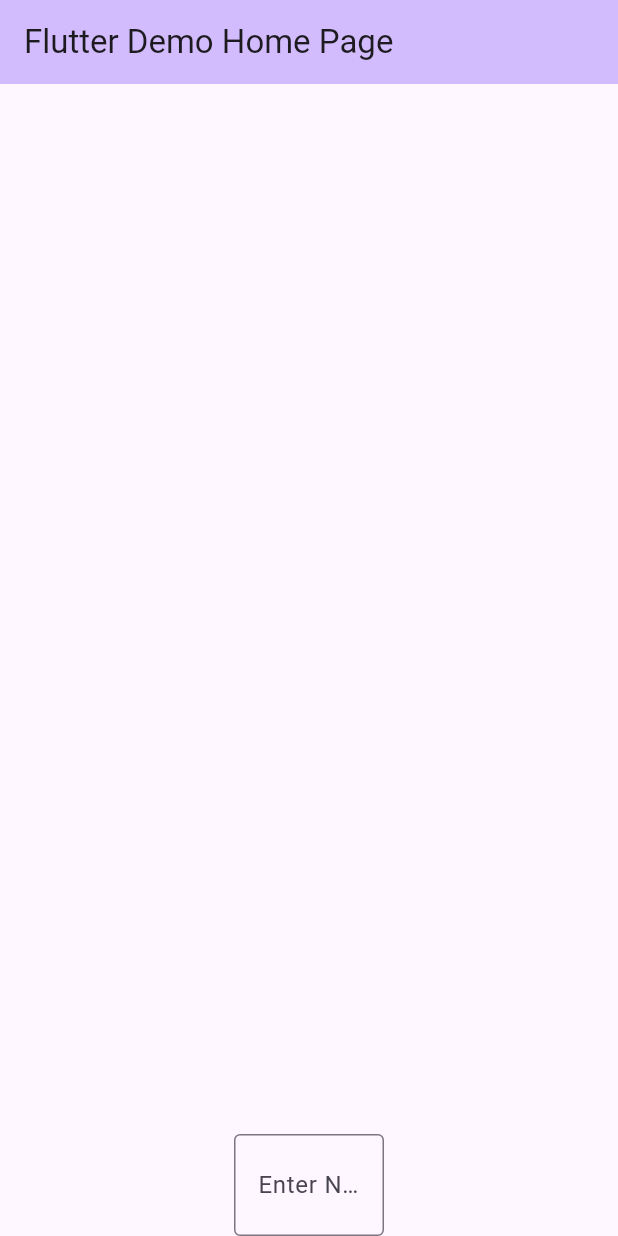
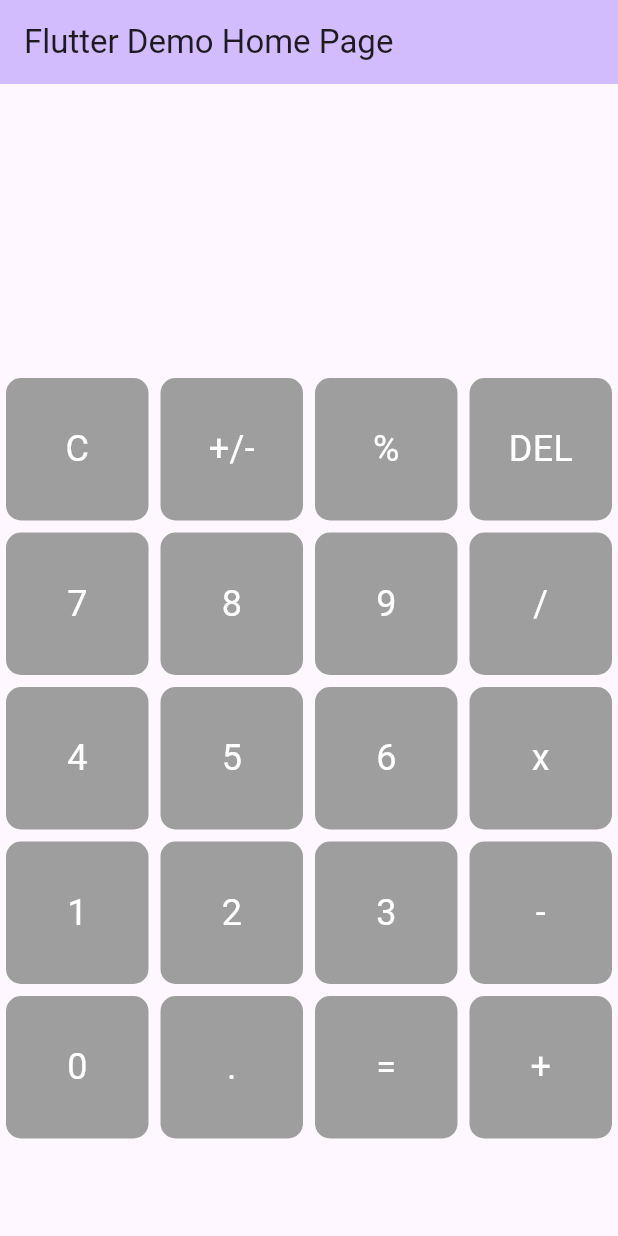
Before and after one commit to divory2/calculator_App, a Flutter app: the screen it shows after launch, on a phone screen of 412 x 824 dp. Run offline on Flutter 3.47's test engine with Material 3 defaults, Android fonts, the phone set to English and light mode, and no system bars.

Commit message:
added the grid to display the buttons for the calculator

```diff
--- a/homework_2/calculator_app/lib/main.dart
+++ b/homework_2/calculator_app/lib/main.dart
@@ -169,30 +169,77 @@ class _MyHomePageState extends State<MyHomePage> {
 
                   ),
                 ),
+
               ],
-            ),)
-            ,
-            SizedBox(
-              width: 100,
-              child: TextField(
-              onChanged: (value){
-                setState(() {
-                  userInput = int.tryParse(value)!;
-                });
+            ),),
 
-              },
-               decoration: const InputDecoration(
-                  labelText: 'Enter Number',
-                  hintText: 'Type or press desired value',
-                  border: OutlineInputBorder(),
-                ),
-              style: Theme.of(context).textTheme.headlineMedium,
-            ),
+            // SizedBox(
+            //   width: 100,
+            //   child: TextField(
+            //   onChanged: (value){
+            //     setState(() {
+            //       userInput = int.tryParse(value)!;
+            //     });
+
+            //   },
+            //    decoration: const InputDecoration(
+            //       labelText: 'Enter Number',
+            //       hintText: 'Type or press desired value',
+            //       border: OutlineInputBorder(),
+            //     ),
+            //   style: Theme.of(context).textTheme.headlineMedium,
+            // ),
+            // ),
+
+            Expanded(
+            flex: 3,
+            child: Container(
+              child: GridView.builder(
+                itemCount: calculatorButtons.length,
+                gridDelegate: SliverGridDelegateWithFixedCrossAxisCount(crossAxisCount: 4),
+                itemBuilder:(BuildContext context, int index){
+                  return GestureDetector(
+                    onTap: (){
+                      setState(() {
+                        if(calculatorButtons[index]== '='){
+
+                        }
+                        else if(calculatorButtons[index]=='C'){
+
+                        }
+                        else if (calculatorButtons[index] == 'DEL') {
+                        input = input.isNotEmpty ? input.substring(0, input.length - 1) : input;
+                      }
+                      else{
+                        input+= calculatorButtons[index];
+
+                      }
+                    });
+                    },
+                    child: Container(
+                      margin: EdgeInsets.all(4),
+                      decoration: BoxDecoration(
+                        color: Colors.grey,
+                        borderRadius: BorderRadius.circular(10),
+                      ),
+                    child: Center(
+                      child: Text(
+                        calculatorButtons[index],
+                        style: TextStyle(fontSize: 24,
+                        color: Colors.white),
+                      ),
+                    ),
+                    ),
+                  );
+
+                }),
             ),
 
+          ),
+          ],
 
-          ],
         ),
+
       ),
       // floatingActionButton: FloatingActionButton(
       //   onPressed: _incrementCounter,
```
